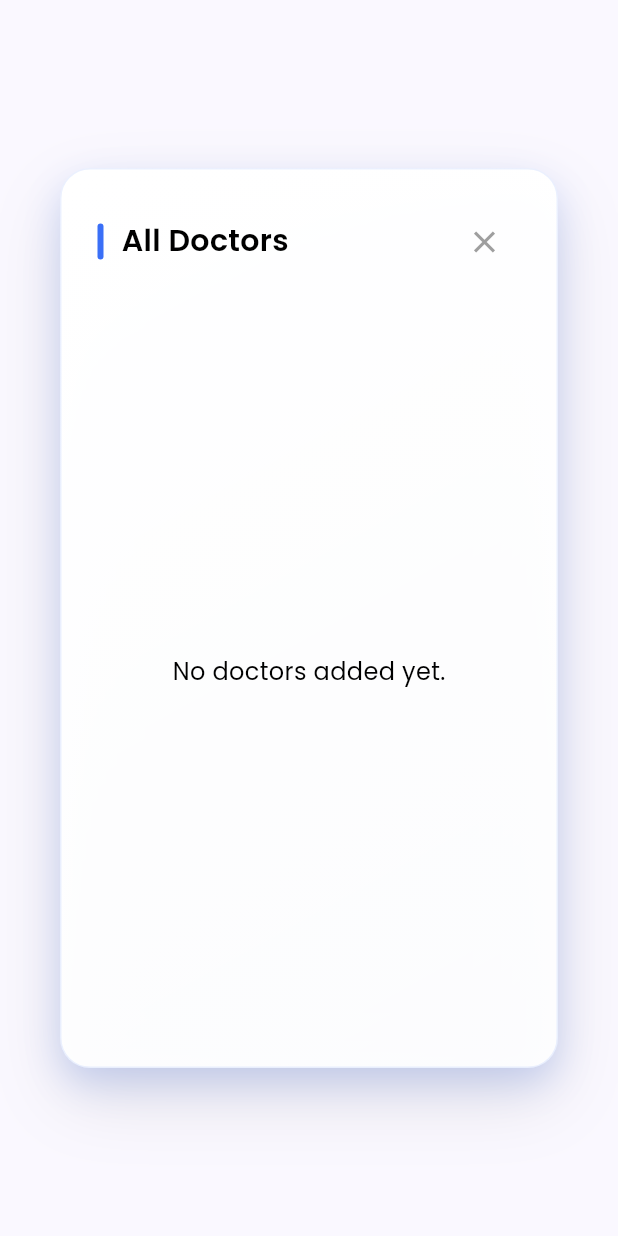
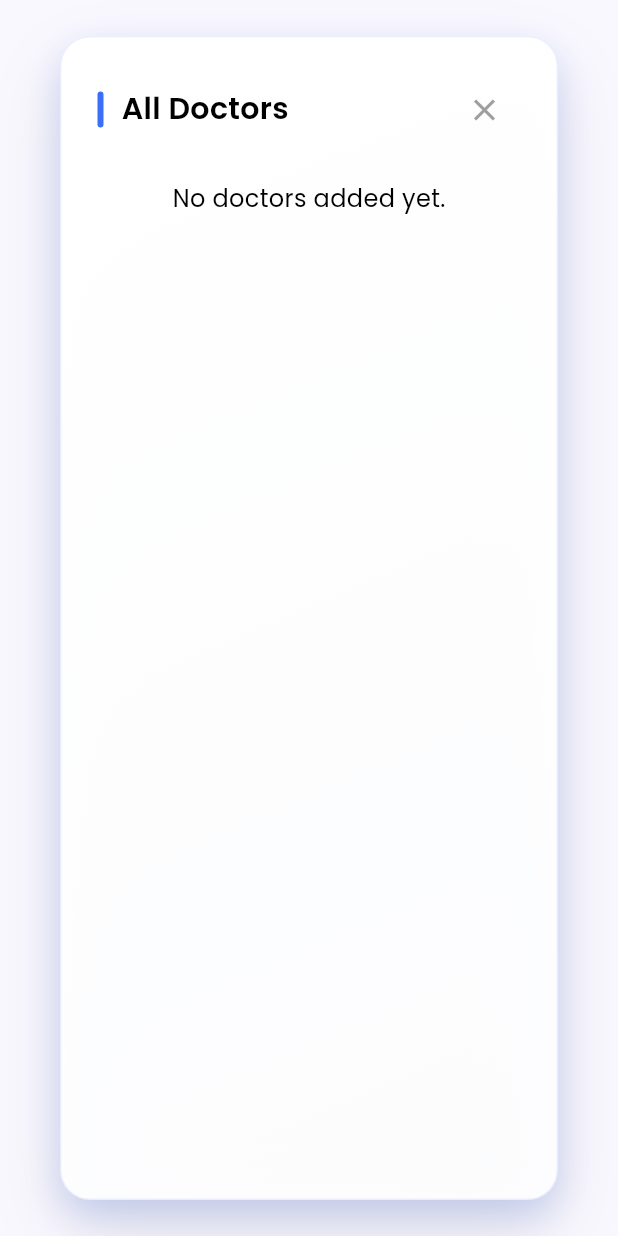
Before and after one commit to AleeXraxa/Try-Ledger, a Flutter app: the ViewAllDoctorsDialog widget shown alone on an empty page, opened directly, on a phone screen of 412 x 824 dp. Run offline on Flutter 3.47's test engine with Material 3 defaults, Android fonts, the phone set to English and light mode, and no system bars; our stand-ins replace file_picker, flutter_screenutil, flutter_staggered_animations, get, google_fonts, open_file and 3 more; accounts and stored records are empty.

```diff
--- a/lib/features/dr_ledger/views/view_all_doctors_dialog.dart
+++ b/lib/features/dr_ledger/views/view_all_doctors_dialog.dart
@@ -15,7 +15,6 @@ class ViewAllDoctorsDialog extends StatelessWidget {
       backgroundColor: Colors.transparent,
       child: Container(
         width: 800,
-        height: 600,
         padding: EdgeInsets.all(24),
         decoration: BoxDecoration(
           gradient: LinearGradient(
@@ -73,7 +72,11 @@ class ViewAllDoctorsDialog extends StatelessWidget {
               ],
             ),
             SizedBox(height: 24),
-            Expanded(child: Obx(() => _buildDoctorsTable())),
+            Expanded(
+              child: SingleChildScrollView(
+                child: Obx(() => _buildDoctorsTable()),
+              ),
+            ),
           ],
         ),
       ),
```
Also changed, not shown: lib/features/inventory/views/view_all_products_dialog.dart (+5 -2 lines), pubspec.lock.
